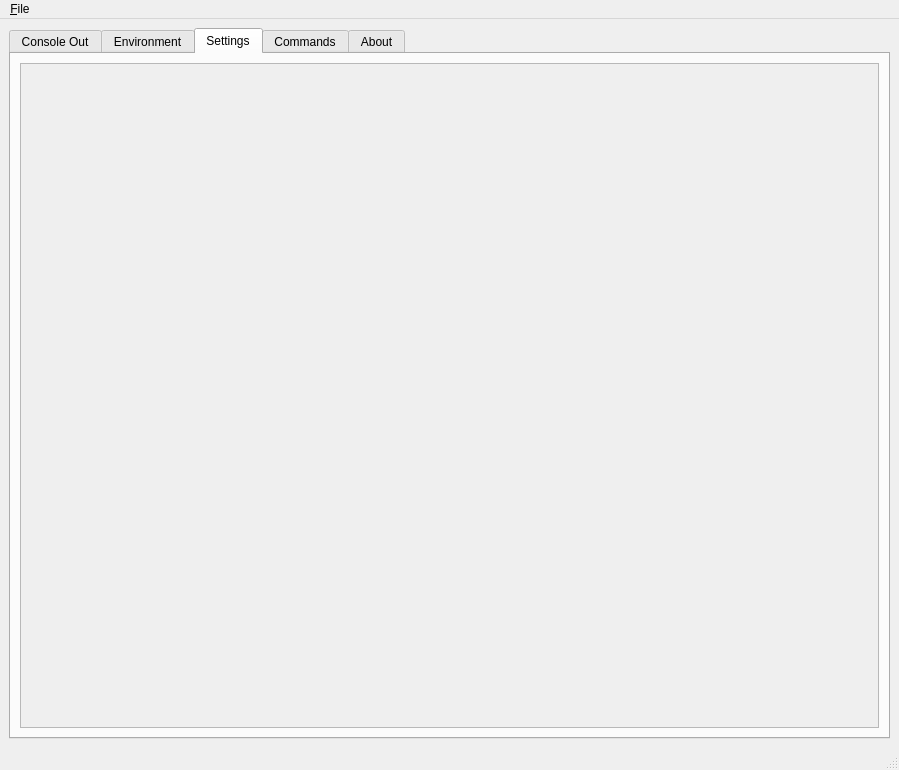
This is MainWindow.ui in jplozf/ephemeeus as Qt 5 draws it before an edit. The edited form follows.
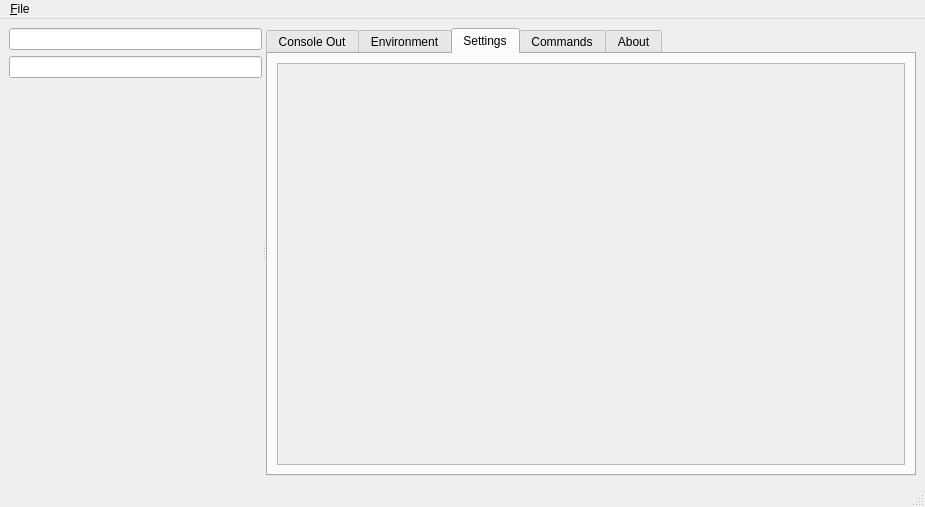
This is the edited form. The open tabs and pages were chosen to show the change. Icons and pictures are not drawn.

```diff
--- a/MainWindow.ui
+++ b/MainWindow.ui
@@ -6,8 +6,8 @@
    <rect>
     <x>0</x>
     <y>0</y>
-    <width>899</width>
-    <height>770</height>
+    <width>925</width>
+    <height>507</height>
    </rect>
   </property>
   <property name="windowTitle">
@@ -15,7 +15,7 @@
   </property>
   <widget class="QWidget" name="centralwidget">
    <layout class="QGridLayout" name="gridLayout">
-    <item row="0" column="1">
+    <item row="0" column="0">
      <widget class="QSplitter" name="splitter">
       <property name="orientation">
        <enum>Qt::Horizontal</enum>
@@ -23,6 +23,26 @@
       <widget class="QWidget" name="verticalLayoutWidget_2">
        <layout class="QVBoxLayout" name="verticalLayout_2">
         <item>
+         <widget class="QLineEdit" name="lineEdit"/>
+        </item>
+        <item>
+         <widget class="QLineEdit" name="lineEdit_2"/>
+        </item>
+        <item>
+         <spacer name="verticalSpacer">
+          <property name="orientation">
+           <enum>Qt::Vertical</enum>
+          </property>
+          <property name="sizeHint" stdset="0">
+           <size>
+            <width>20</width>
+            <height>40</height>
+           </size>
+          </property>
+         </spacer>
+        </item>
+       </layout>
+      </widget>
          <widget class="QTabWidget" name="tabWidget">
           <property name="currentIndex">
            <number>4</number>
@@ -69,8 +89,8 @@
                 <rect>
                  <x>0</x>
                  <y>0</y>
-                 <width>855</width>
-                 <height>657</height>
+              <width>549</width>
+              <height>396</height>
                 </rect>
                </property>
               </widget>
@@ -103,9 +123,6 @@
            </layout>
           </widget>
          </widget>
-        </item>
-       </layout>
-      </widget>
      </widget>
     </item>
    </layout>
@@ -115,7 +132,7 @@
     <rect>
      <x>0</x>
      <y>0</y>
-     <width>899</width>
+     <width>925</width>
      <height>21</height>
     </rect>
    </property>
```
Left out of the diff: 4 changed lines with no effect on the pictures. Lines whose indentation alone changed are shown as unchanged.
